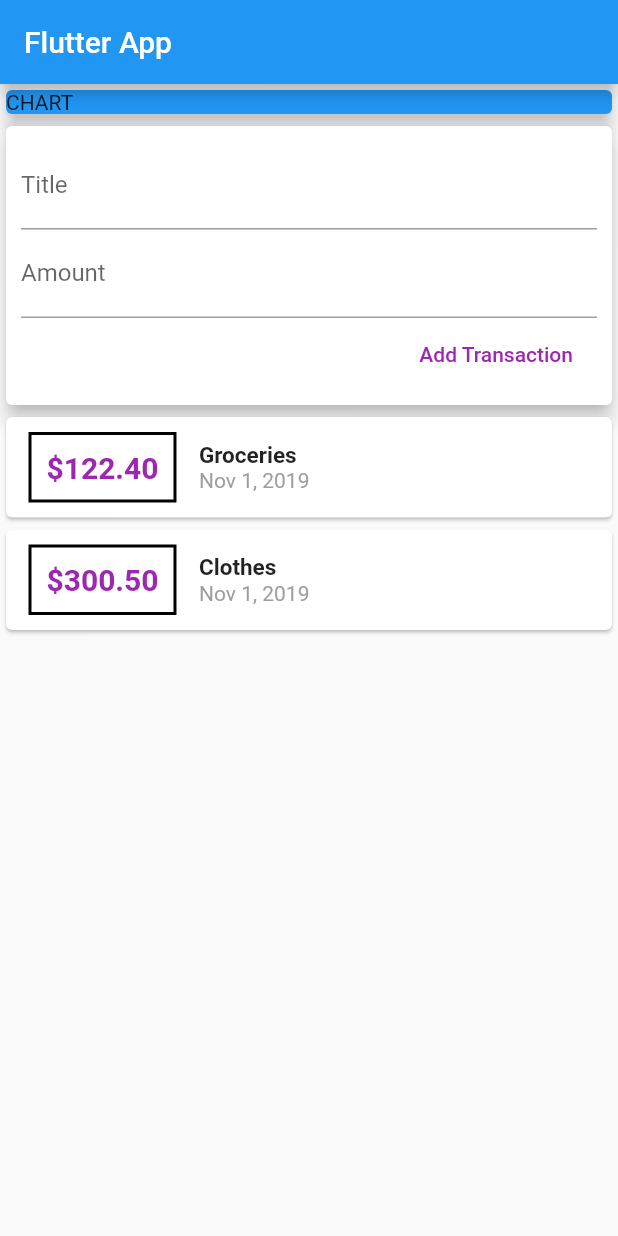
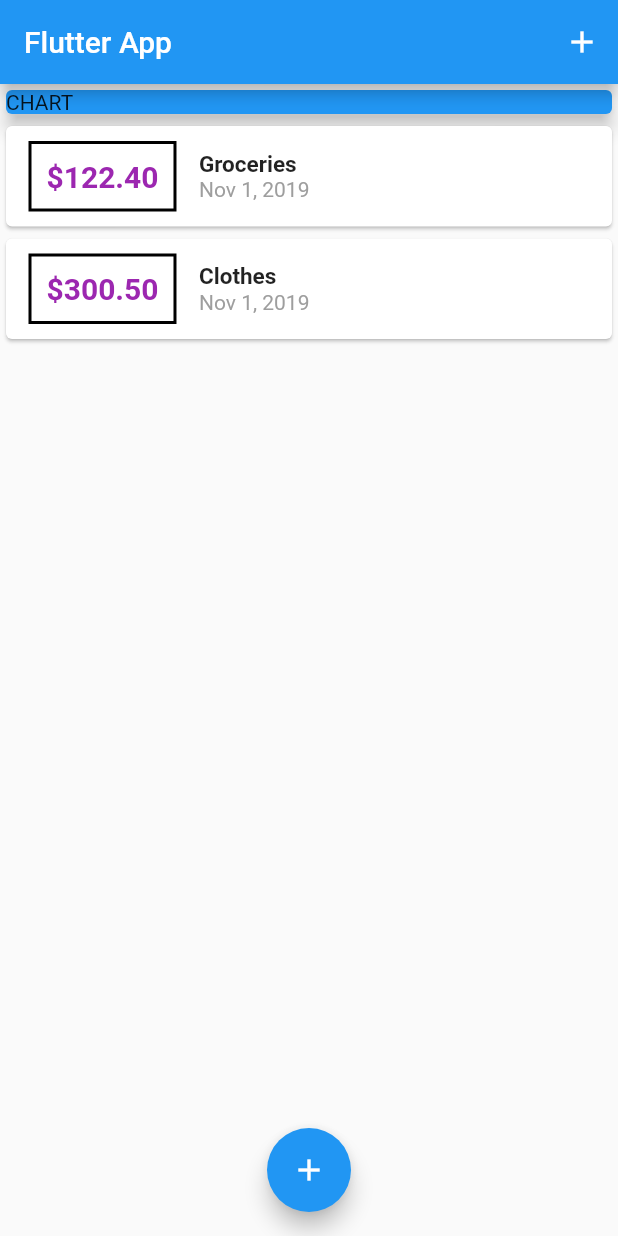
Before and after one commit to mabichuks/demo_flutter_projects, a Flutter app: the screen it shows after launch, on a phone screen of 412 x 824 dp. Run offline on Flutter 3.47's test engine with Material 2 defaults, Android fonts, the phone set to English and light mode, and no system bars.

Commit message:
update expense app

```diff
--- a/personal_expense/lib/main.dart
+++ b/personal_expense/lib/main.dart
@@ -1,5 +1,7 @@
 import 'package:flutter/material.dart';
-import './widgets/user_transactions.dart';
+import './widgets/new_transaction.dart';
+import './widgets/transaction_list.dart';
+import 'models/transaction.dart';
 
 
 void main() => runApp(MyApp());
@@ -14,12 +16,52 @@ class MyApp extends StatelessWidget {
   }
 }
 
-class MyHomePage extends StatelessWidget {
+class MyHomePage extends StatefulWidget {
+  @override
+  _MyHomePageState createState() => _MyHomePageState();
+}
+
+class _MyHomePageState extends State<MyHomePage> {
+
+  final List<Transaction> _userTransactions = [
+    Transaction(
+        id: "1", title: "Groceries", amount: 122.40,date: DateTime.now()
+    ),
+    Transaction(
+        id: "2", title: "Clothes", amount: 300.50,date: DateTime.now()
+    )
+  ];
+
+  void _addNewTransaction(String title, double amount) {
+    final newTx = Transaction(title: title, amount: amount, date: DateTime.now(), id: DateTime.now().toString());
+
+    setState(() {
+      _userTransactions.add(newTx);
+    });
+  }
+
+  void _openTransactionModal(BuildContext context) {
+    showModalBottomSheet(
+        context: context,
+        builder: (_) => GestureDetector(
+          onTap: () {},
+            child: NewTransaction(_addNewTransaction),
+          behavior: HitTestBehavior.opaque,
+        )
+    );
+  }
+
   @override
   Widget build(BuildContext context) {
     return Scaffold(
         appBar: AppBar(
           title: Text('Flutter App'),
+          actions: <Widget>[
+            IconButton(
+              icon: Icon(Icons.add),
+              onPressed: () => _openTransactionModal(context),
+            ),
+          ],
         ),
         body: SingleChildScrollView(
           child: Column(
@@ -34,9 +76,15 @@ class MyHomePage extends StatelessWidget {
                   elevation: 5,
                 ),
               ),
-              UserTransactions(),
+              TransactionList(_userTransactions),
             ],
           ),
-        ) );
+        ) ,
+      floatingActionButton: FloatingActionButton(
+        child: Icon(Icons.add),
+        onPressed: () => _openTransactionModal(context),
+    ),
+      floatingActionButtonLocation: FloatingActionButtonLocation.centerFloat,
+    );
   }
 }
--- a/personal_expense/lib/widgets/user_transactions.dart
+++ /dev/null
@@ -1,42 +0,0 @@
-import 'package:flutter/material.dart';
-import 'package:personal_expense/models/transaction.dart';
-import 'package:personal_expense/widgets/transaction_list.dart';
-
-import 'new_transaction.dart';
-
-class UserTransactions extends StatefulWidget {
-  @override
-  State<StatefulWidget> createState() {
-    // TODO: implement createState
-    return _UserTransactionsState();
-  }
-
-}
-
-class _UserTransactionsState extends State<UserTransactions> {
-  final List<Transaction> _userTransactions = [
-    Transaction(
-        id: "1", title: "Groceries", amount: 122.40,date: DateTime.now()
-    ),
-    Transaction(
-        id: "2", title: "Clothes", amount: 300.50,date: DateTime.now()
-    )
-  ];
-
-  void _addNewTransaction(String title, double amount) {
-    final newTx = Transaction(title: title, amount: amount, date: DateTime.now(), id: DateTime.now().toString());
-
-    setState(() {
-      _userTransactions.add(newTx);
-    });
-  }
-
-  @override
-  Widget build(BuildContext context) {
-    // TODO: implement build
-    return Column(
-      children: <Widget>[ NewTransaction(_addNewTransaction),TransactionList(_userTransactions)],
-    );
-  }
-
-}
```
Also changed, not shown: personal_expense/lib/widgets/new_transaction.dart (+27 -7 lines).
